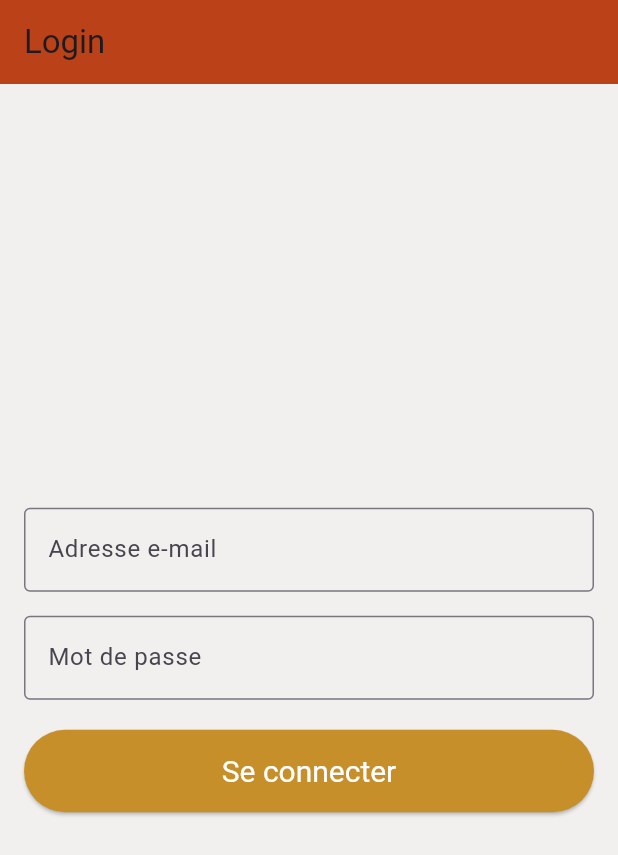
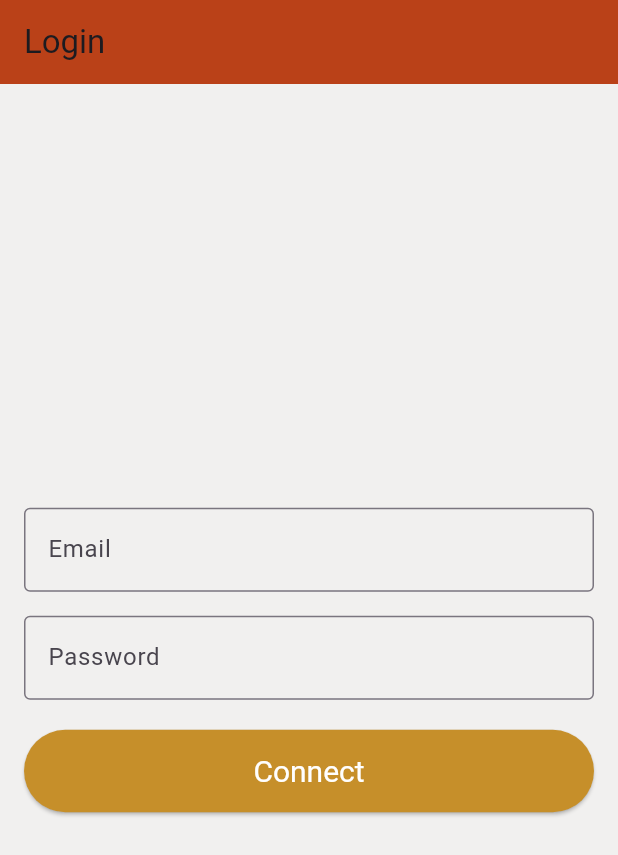
Before and after one commit to Ynov-Challenge-48h/challenge-front, a Flutter app: the screen it shows after launch, on a phone screen of 412 x 824 dp. Shown: the top 855 px of the screen. Run offline on Flutter 3.47's test engine with Material 3 defaults, Android fonts, the phone set to English and light mode, and no system bars; our stand-ins replace camera.

Commit message:
✏️ translated text

```diff
--- a/app_challenge_48h/lib/login/login.dart
+++ b/app_challenge_48h/lib/login/login.dart
@@ -38,18 +38,9 @@ class LoginForm extends StatelessWidget {
             TextFormField(
               controller: emailController,
               decoration: InputDecoration(
-                labelText: 'Adresse e-mail',
+                labelText: 'Email',
                 border: OutlineInputBorder(),
               ),
-              validator: (value) {
-                if (value == null || value.isEmpty) {
-                  return 'Veuillez entrer votre adresse e-mail';
-                }
-                if (!RegExp(r"^[a-zA-Z0-9._%+-]+@[a-zA-Z0-9.-]+\.[a-zA-Z]{2,}$").hasMatch(value)) {
-                  return 'Adresse e-mail invalide';
-                }
-                return null;
-              },
             ),
             const SizedBox(height: 16),
 
@@ -57,15 +48,9 @@ class LoginForm extends StatelessWidget {
               controller: passwordController,
               obscureText: true,
               decoration: InputDecoration(
-                labelText: 'Mot de passe',
+                labelText: 'Password',
                 border: OutlineInputBorder(),
               ),
-              validator: (value) {
-                if (value == null || value.isEmpty) {
-                  return 'Veuillez entrer votre mot de passe';
-                }
-                return null;
-              },
             ),
             const SizedBox(height: 20),
 
@@ -82,7 +67,7 @@ class LoginForm extends StatelessWidget {
                 textStyle: const TextStyle(fontSize: 20),
                 padding: const EdgeInsets.symmetric(vertical: 16),
               ),
-              child: const Text('Se connecter'),
+              child: const Text('Connect'),
             ),
           ],
         ),
```
